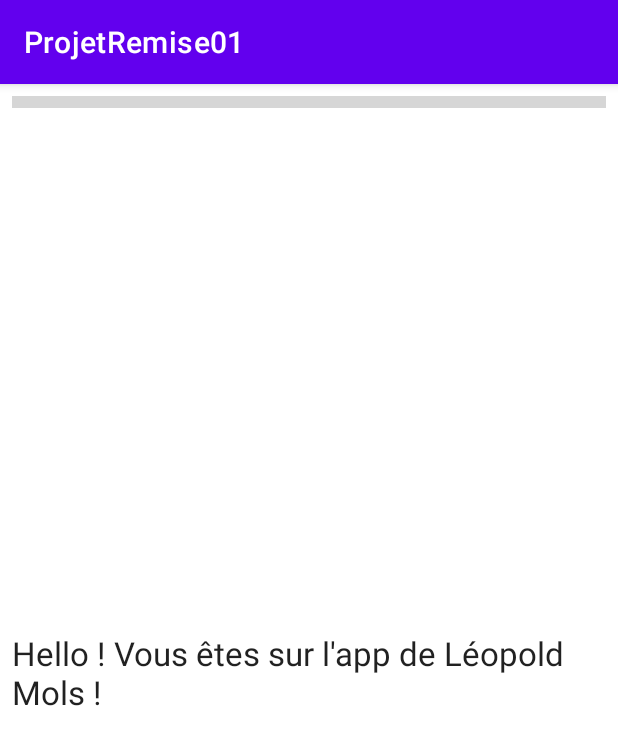
After one commit to leomols97/mobg6-f2-projets-g53212, an Android app: the fragment AboutFragment shown on its own in the app's theme, on a phone screen of 412 x 824 dp. The commit adds this screen. Shown: the top 745 px of the screen. Run offline under Robolectric (Android 15) with nearby library versions, the phone set to English and light mode, and no system bars; grey boxes are pictures that could not be loaded.

Commit message:
Remise01 putting everything together

```diff
--- a/ProjetRemise01/code/app/build.gradle
+++ b/ProjetRemise01/code/app/build.gradle
@@ -41,6 +41,8 @@ dependencies {
     implementation 'androidx.appcompat:appcompat:1.4.1'
     implementation 'com.google.android.material:material:1.5.0'
     implementation 'androidx.constraintlayout:constraintlayout:2.1.3'
+    implementation 'androidx.navigation:navigation-fragment-ktx:2.4.1'
+    implementation 'androidx.navigation:navigation-ui-ktx:2.4.1'
     testImplementation 'junit:junit:4.13.2'
     androidTestImplementation 'androidx.test.ext:junit:1.1.3'
     androidTestImplementation 'androidx.test.espresso:espresso-core:3.4.0'
--- /dev/null
+++ b/ProjetRemise01/code/app/src/main/java/com/example/projetremise01/AboutFragment.kt
@@ -0,0 +1,31 @@
+/*
+ * Copyright 2018, The Android Open Source Project
+ *
+ * Licensed under the Apache License, Version 2.0 (the "License");
+ * you may not use this file except in compliance with the License.
+ * You may obtain a copy of the License at
+ *
+ *     http://www.apache.org/licenses/LICENSE-2.0
+ *
+ * Unless required by applicable law or agreed to in writing, software
+ * distributed under the License is distributed on an "AS IS" BASIS,
+ * WITHOUT WARRANTIES OR CONDITIONS OF ANY KIND, either express or implied.
+ * See the License for the specific language governing permissions and
+ * limitations under the License.
+ */
+
+package com.example.projetremise01
+
+import android.os.Bundle
+import androidx.fragment.app.Fragment
+import android.view.LayoutInflater
+import android.view.View
+import android.view.ViewGroup
+
+class AboutFragment : Fragment() {
+    override fun onCreateView(inflater: LayoutInflater, container: ViewGroup?,
+                              savedInstanceState: Bundle?): View? {
+        // Inflate the layout for this fragment
+        return inflater.inflate(R.layout.fragment_about, container, false)
+    }
+}
--- /dev/null
+++ b/ProjetRemise01/code/app/src/main/res/layout/fragment_about.xml
@@ -0,0 +1,56 @@
+<?xml version="1.0" encoding="utf-8"?><!--
+  ~ Copyright 2018, The Android Open Source Project
+  ~
+  ~ Licensed under the Apache License, Version 2.0 (the "License");
+  ~ you may not use this file except in compliance with the License.
+  ~ You may obtain a copy of the License at
+  ~
+  ~     http://www.apache.org/licenses/LICENSE-2.0
+  ~
+  ~ Unless required by applicable law or agreed to in writing, software
+  ~ distributed under the License is distributed on an "AS IS" BASIS,
+  ~ WITHOUT WARRANTIES OR CONDITIONS OF ANY KIND, either express or implied.
+  ~ See the License for the specific language governing permissions and
+  ~ limitations under the License.
+  -->
+
+<ScrollView xmlns:android="http://schemas.android.com/apk/res/android"
+    xmlns:app="http://schemas.android.com/apk/res-auto"
+    xmlns:tools="http://schemas.android.com/tools"
+    android:layout_width="match_parent"
+    android:layout_height="match_parent"
+    android:fillViewport="true"
+    tools:context="com.example.android.navigation.AboutFragment">
+
+    <androidx.constraintlayout.widget.ConstraintLayout
+        android:layout_width="match_parent"
+        android:layout_height="wrap_content">
+
+        <ImageView
+            android:id="@+id/aboutImage"
+            android:layout_width="0dp"
+            android:layout_height="@dimen/image_header_height"
+            android:layout_marginStart="@dimen/horizontal_margin"
+            android:layout_marginTop="@dimen/vertical_margin"
+            android:layout_marginEnd="@dimen/horizontal_margin"
+            app:layout_constraintEnd_toEndOf="parent"
+            app:layout_constraintStart_toStartOf="parent"
+            app:layout_constraintTop_toTopOf="parent"
+            app:srcCompat="@drawable/about_android_trivia" />
+
+        <TextView
+            android:id="@+id/rulesText"
+            android:layout_width="0dp"
+            android:layout_height="wrap_content"
+            android:layout_marginStart="@dimen/horizontal_margin"
+            android:layout_marginEnd="@dimen/horizontal_margin"
+            android:text="@string/about_text"
+            android:textAppearance="@style/TextAppearance.AppCompat.Large"
+            app:layout_constraintBottom_toBottomOf="parent"
+            app:layout_constraintEnd_toEndOf="parent"
+            app:layout_constraintHorizontal_bias="1.0"
+            app:layout_constraintStart_toStartOf="parent"
+            app:layout_constraintTop_toBottomOf="@+id/aboutImage" />
+
+    </androidx.constraintlayout.widget.ConstraintLayout>
+</ScrollView>
--- a/ProjetRemise01/code/app/src/main/res/values/strings.xml
+++ b/ProjetRemise01/code/app/src/main/res/values/strings.xml
@@ -3,4 +3,6 @@
     <string name="adresse_mail">Adresse mail</string>
     <string name="mot_de_passe">Mot de passe</string>
     <string name="se_connecter_button">Se connecter</string>
+    <string name="about_text">Hello ! Vous êtes sur l\'app de Léopold Mols !</string>
+    <string name="about">About</string>
 </resources>
```
Also changed, not shown: ProjetRemise01/code/app/src/main/java/com/example/projetremise01/MainActivity.kt (+6 -6 lines), ProjetRemise01/code/app/src/main/res/drawable-v24/rules.xml (added, +25 -0 lines), ProjetRemise01/code/app/src/main/res/menu/navdrawer_menu.xml (added, +9 -0 lines), ProjetRemise01/code/app/src/main/res/menu/options_menu.xml (added, +8 -0 lines), ProjetRemise01/code/app/src/main/res/navigation/navigation.xml (added, +17 -0 lines).
